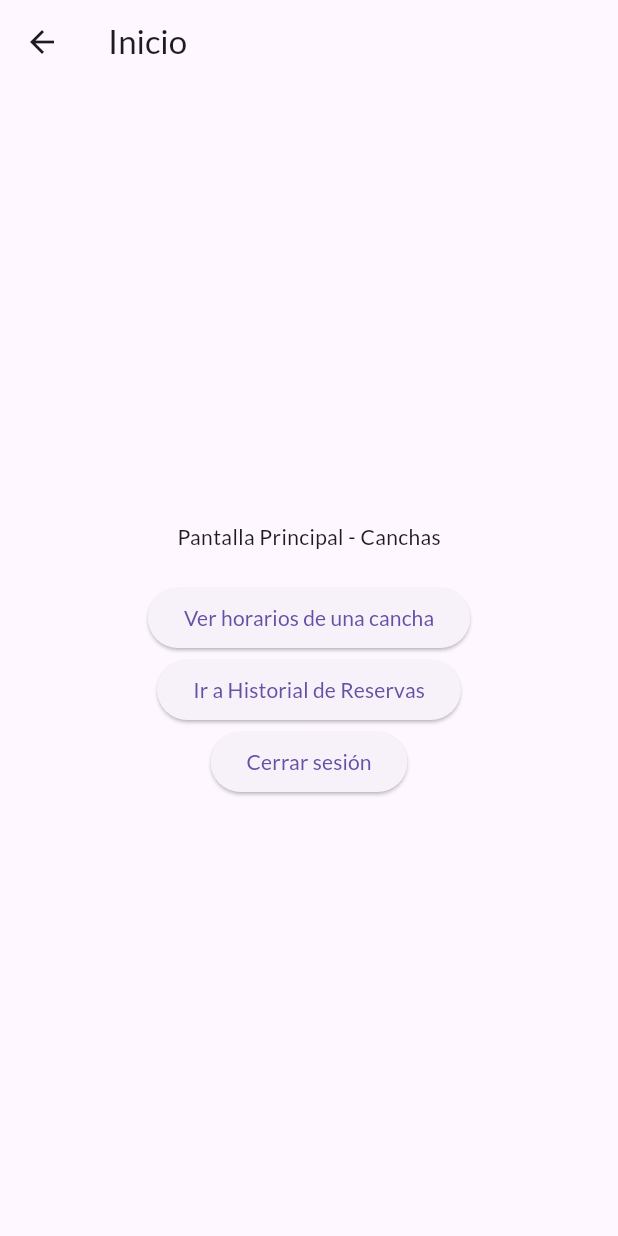
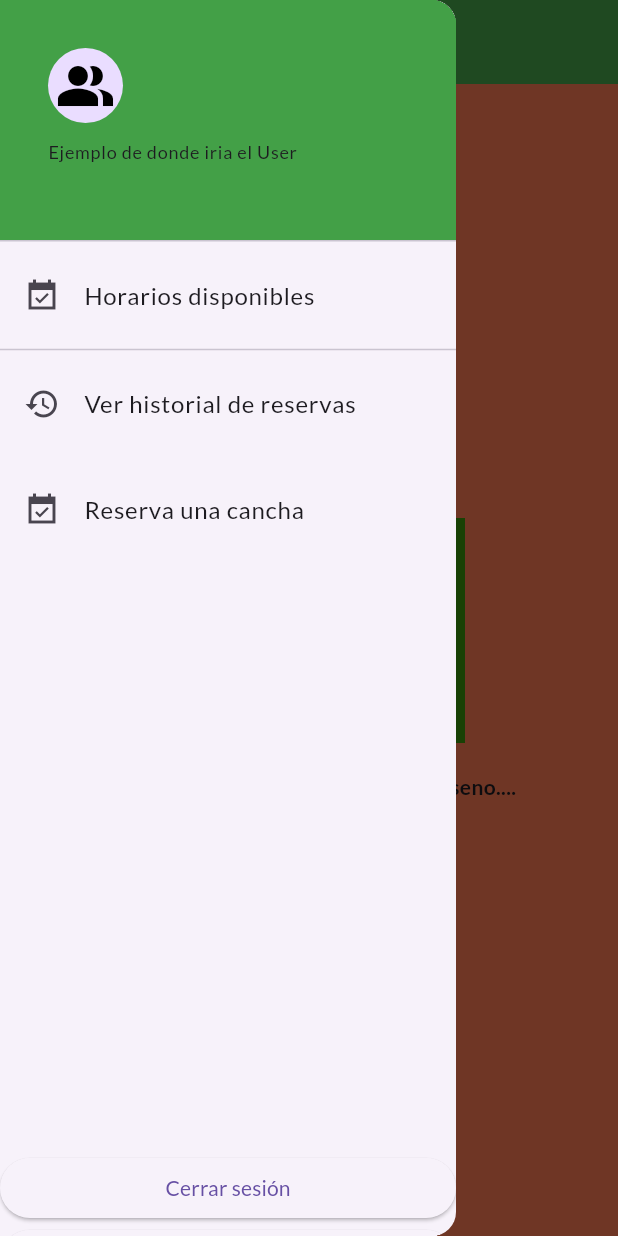
Before and after one commit to jday06/Proyecto-FInal---IS513, a Flutter app: the HomePage screen opened by its route, with the side drawer open (before the commit the screen has no drawer), on a phone screen of 412 x 824 dp. Run offline on Flutter 3.47's test engine with Material 3 defaults, Android fonts, the phone set to English and light mode, and no system bars; our stand-ins replace get, get_storage, google_fonts; accounts and stored records are empty.

Commit message:
Barra lateral y navegaciones

```diff
--- a/lib/views/home_page.dart
+++ b/lib/views/home_page.dart
@@ -1,6 +1,6 @@
 import 'package:flutter/material.dart';
-import 'package:get/get.dart';
-import '../routes/app_routes.dart';
+import 'package:google_fonts/google_fonts.dart';
+import 'package:proyecto_final/views/side_menu.dart';
 
 class HomePage extends StatelessWidget {
   const HomePage({super.key});
@@ -8,24 +8,36 @@ class HomePage extends StatelessWidget {
   @override
   Widget build(BuildContext context) {
     return Scaffold(
-      appBar: AppBar(title: Text('Inicio')),
+      backgroundColor: const Color.fromARGB(255, 241, 118, 81),
+      appBar: AppBar(
+        title: Text(
+          'SportFinder',
+          style: GoogleFonts.lato(
+            fontSize: 30,
+            fontWeight: FontWeight.bold,
+            fontStyle: FontStyle.italic,
+            color: Colors.white,
+          ),
+        ),
+        centerTitle: true,
+        backgroundColor: Colors.green[600],
+      ),
+      drawer:
+          SideMenu(), //Barra lateral con opciones de reserva, historial, etc
+
       body: Center(
         child: Column(
           mainAxisAlignment: MainAxisAlignment.center,
           children: [
-            Text('Pantalla Principal - Canchas'),
+            SizedBox(
+              height: 150,
+              width: 300,
+              child: Image.asset('assets/footballfield.png'),
+            ),
             SizedBox(height: 20),
-            ElevatedButton(
-              onPressed: () => Get.toNamed(AppRoutes.schedule),
-              child: Text('Ver horarios de una cancha'),
-            ),
-            ElevatedButton(
-              onPressed: () => Get.toNamed(AppRoutes.historial),
-              child: Text('Ir a Historial de Reservas'),
-            ),
-            ElevatedButton(
-              onPressed: () => Get.offAllNamed(AppRoutes.login),
-              child: Text('Cerrar sesión'),
+            Text(
+              "Text de ejemplo para rellenar mas diseno....",
+              style: TextStyle(fontWeight: FontWeight.bold),
             ),
           ],
         ),
--- /dev/null
+++ b/lib/views/side_menu.dart
@@ -0,0 +1,60 @@
+import 'package:flutter/material.dart';
+import 'package:proyecto_final/views/side_menu_item.dart';
+import '../routes/app_routes.dart';
+import 'package:get/get.dart';
+import 'package:proyecto_final/views/user_menu_bar.dart';
+
+class SideMenu extends StatelessWidget {
+  const SideMenu({super.key});
+
+  @override
+  Widget build(BuildContext context) {
+    return Drawer(
+      //backgroundColor: Colors.green[600],
+      child: ListView(
+        children: [
+          DrawerHeader(
+            decoration: BoxDecoration(color: Colors.green[600]),
+            child: UserMenuBar(),
+          ),
+
+          //Divider(),
+          SideMenuItem(
+            title: "Horarios disponibles",
+            icon: Icons.event_available_sharp,
+            click: () => Get.toNamed(AppRoutes.schedule),
+          ),
+
+          Divider(),
+
+          SideMenuItem(
+            title: "Ver historial de reservas",
+            icon: Icons.history,
+            click: () => Get.toNamed(AppRoutes.historial),
+          ),
+          SizedBox(height: 15),
+
+          SideMenuItem(
+            title: "Reserva una cancha",
+            icon: Icons.event_available_sharp,
+            click: () => Get.toNamed(
+              AppRoutes.schedule,
+            ), //temporal no dejar asi ya que envia a la mism ventana que "horarios disponibles"
+          ),
+          SizedBox(height: 400),
+
+          ElevatedButton(
+            onPressed: () => Get.offAllNamed(AppRoutes.login),
+            child: Text('Cerrar sesión'),
+          ),
+          ElevatedButton(
+            onPressed: Navigator.of(
+              context,
+            ).pop, //Volver a la pantalla de inicio
+            child: Text("Volver a Inicio"),
+          ),
+        ],
+      ),
+    );
+  }
+}
--- /dev/null
+++ b/lib/views/side_menu_item.dart
@@ -0,0 +1,25 @@
+import 'package:flutter/material.dart';
+
+//Widget para items en la barra lateral en pantalla home:
+
+class SideMenuItem extends StatelessWidget {
+  const SideMenuItem({
+    super.key,
+    required this.title,
+    required this.icon,
+    required this.click,
+  });
+
+  final String title;
+  final IconData icon;
+  final VoidCallback click;
+
+  @override
+  Widget build(BuildContext context) {
+    return ListTile(
+      title: Text(title, style: TextStyle(fontWeight: FontWeight.normal)),
+      leading: Icon(icon),
+      onTap: click,
+    );
+  }
+}
--- /dev/null
+++ b/lib/views/user_menu_bar.dart
@@ -0,0 +1,33 @@
+import 'package:flutter/material.dart';
+//import 'package:proyecto_final/controllers/auth_controller.dart';
+
+class UserMenuBar extends StatelessWidget {
+  const UserMenuBar({super.key});
+
+  @override
+  Widget build(BuildContext context) {
+    return Container(
+      child: ListView(
+        children: [
+          DrawerHeader(
+            child: Column(
+              mainAxisAlignment: MainAxisAlignment.start,
+              crossAxisAlignment: CrossAxisAlignment.start,
+              children: [
+                CircleAvatar(
+                  radius: 25,
+                  child: Icon(Icons.people_alt, size: 40, color: Colors.black),
+                ),
+                SizedBox(height: 10),
+                Text(
+                  "Ejemplo de donde iria el User",
+                  style: TextStyle(fontSize: 12),
+                ),
+              ],
+            ),
+          ),
+        ],
+      ),
+    );
+  }
+}
--- a/pubspec.yaml
+++ b/pubspec.yaml
@@ -64,8 +64,8 @@ flutter:
   uses-material-design: true
 
   # To add assets to your application, add an assets section, like this:
-  # assets:
-  #   - images/a_dot_burr.jpeg
+  assets:
+    - assets/
   #   - images/a_dot_ham.jpeg
 
   # An image asset can refer to one or more resolution-specific "variants", see
```
Also changed, not shown: lib/main.dart (+3 -5 lines), assets/footballfield.png (added).
